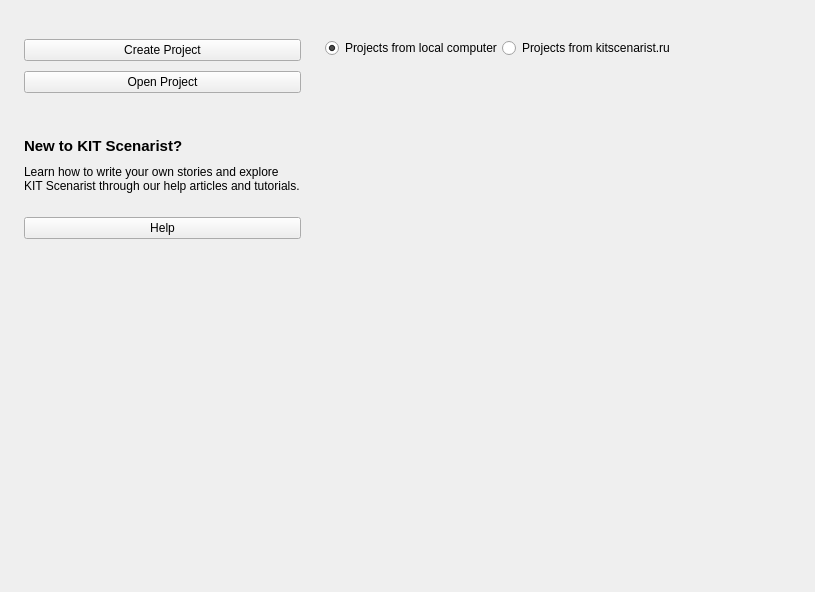
Before: the Qt Designer form src/bin/scenarist-desktop/UserInterfaceLayer/StartUp/StartUpView.ui in dimkanovikov/KITScenarist, drawn with Qt 5.
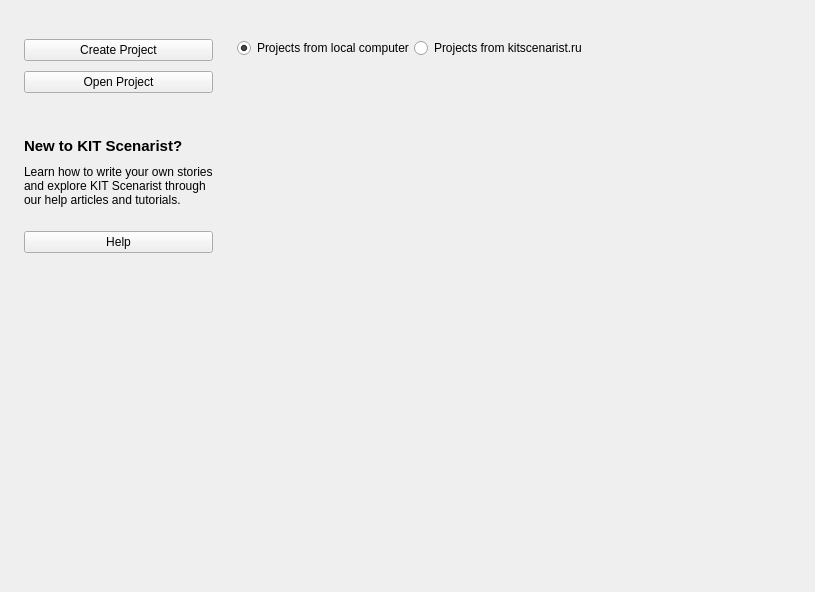
After: the same form once the commit is applied. Icons and pictures are not drawn. Custom widgets are drawn as their Qt base class.

Patch:
```diff
--- a/src/bin/scenarist-desktop/UserInterfaceLayer/StartUp/StartUpView.ui
+++ b/src/bin/scenarist-desktop/UserInterfaceLayer/StartUp/StartUpView.ui
@@ -165,7 +165,9 @@
           <item row="5" column="0" colspan="2">
            <widget class="QLabel" name="label_2">
             <property name="text">
-             <string>Learn how to write your own stories and explore KIT Scenarist through our help articles and tutorials.
+             <string>Learn how to write your own stories
+and explore KIT Scenarist through 
+our help articles and tutorials.
 </string>
             </property>
             <property name="wordWrap">
```
